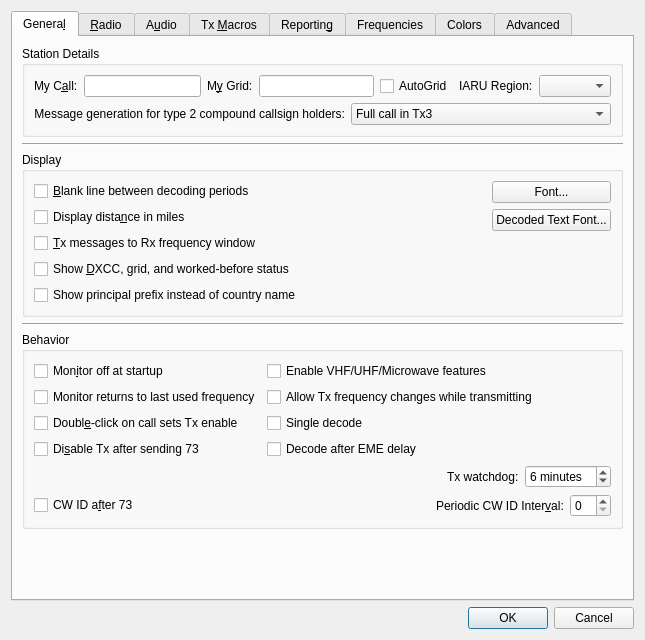
Old version of the form Configuration.ui in the repository saitohirga/WSJT-X.
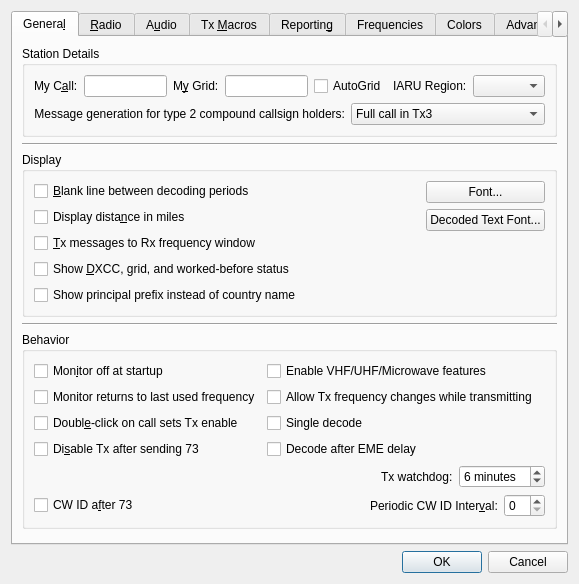
New version of the form. Custom widgets are drawn as their Qt base class.

Commit message: Make settings dialog a reasonable default size

```diff
--- a/Configuration.ui
+++ b/Configuration.ui
@@ -2,6 +2,14 @@
 <ui version="4.0">
  <class>configuration_dialog</class>
  <widget class="QDialog" name="configuration_dialog">
+  <property name="geometry">
+   <rect>
+    <x>0</x>
+    <y>0</y>
+    <width>542</width>
+    <height>542</height>
+   </rect>
+  </property>
   <property name="windowTitle">
    <string>Settings</string>
   </property>
```
Left out of the diff: 8 changed lines with no effect on the pictures.
